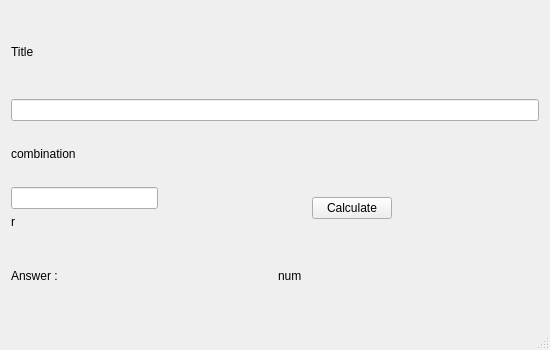
Before: the Qt Designer form mainwindow.ui in JakeLin0fly/RCombination, drawn with Qt 5.
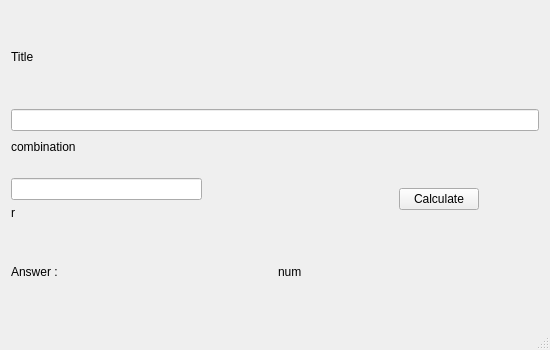
After: the same form once the commit is applied.

What changed in the file:
```diff
--- a/mainwindow.ui
+++ b/mainwindow.ui
@@ -50,6 +50,18 @@
       </item>
       <item>
        <widget class="QLabel" name="combination_label">
+        <property name="sizePolicy">
+         <sizepolicy hsizetype="Fixed" vsizetype="Fixed">
+          <horstretch>0</horstretch>
+          <verstretch>0</verstretch>
+         </sizepolicy>
+        </property>
+        <property name="maximumSize">
+         <size>
+          <width>300</width>
+          <height>20</height>
+         </size>
+        </property>
         <property name="text">
          <string>combination</string>
         </property>
@@ -57,6 +69,22 @@
       </item>
      </layout>
     </item>
+    <item>
+     <spacer name="verticalSpacer">
+      <property name="orientation">
+       <enum>Qt::Vertical</enum>
+      </property>
+      <property name="sizeType">
+       <enum>QSizePolicy::Fixed</enum>
+      </property>
+      <property name="sizeHint" stdset="0">
+       <size>
+        <width>20</width>
+        <height>15</height>
+       </size>
+      </property>
+     </spacer>
+    </item>
     <item>
      <layout class="QHBoxLayout" name="horizontalLayout">
       <item>
@@ -104,9 +132,12 @@
         <property name="orientation">
          <enum>Qt::Horizontal</enum>
         </property>
+        <property name="sizeType">
+         <enum>QSizePolicy::Fixed</enum>
+        </property>
         <property name="sizeHint" stdset="0">
          <size>
-          <width>40</width>
+          <width>60</width>
           <height>20</height>
          </size>
         </property>
```
